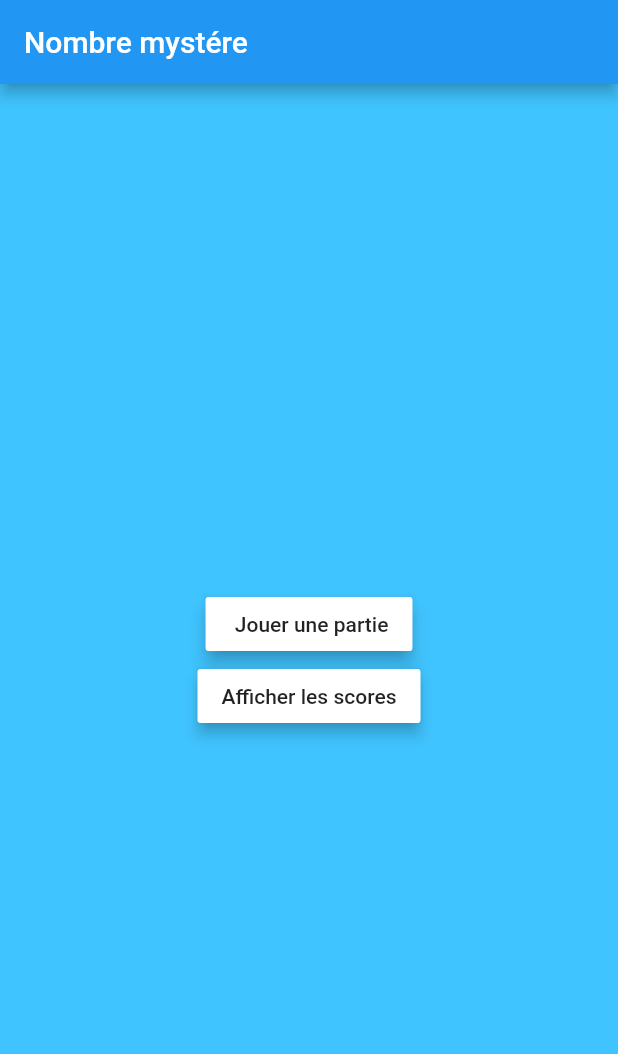
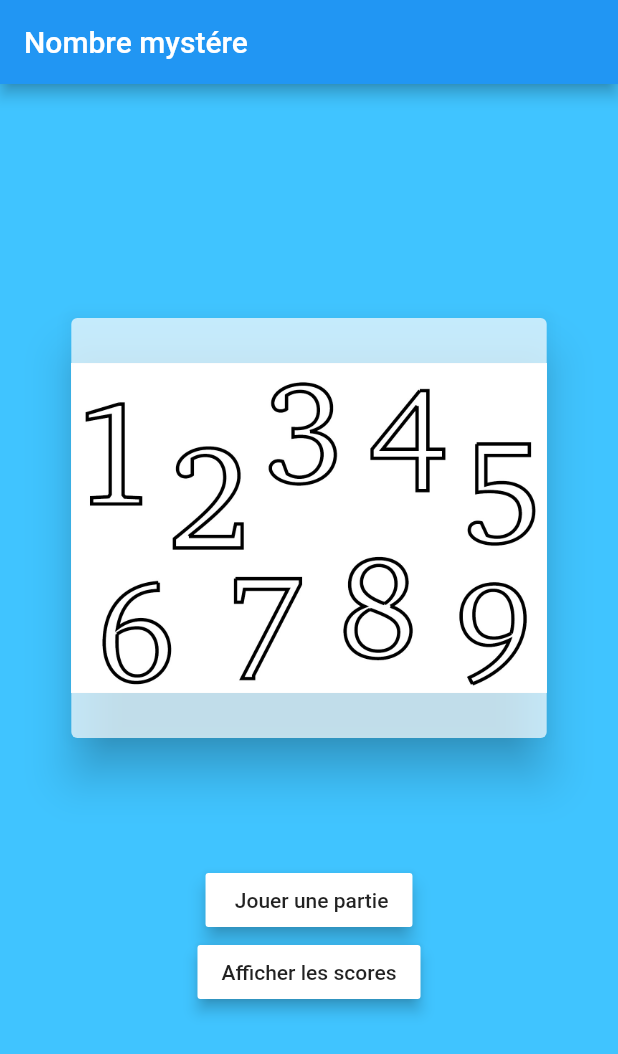
Before and after one commit to yos95/nombre_mystere, a Flutter app: the screen it shows after launch, on a phone screen of 412 x 824 dp. Shown: the top 1054 px of the screen. Run offline on Flutter 3.47's test engine with Material 2 defaults, Android fonts, the phone set to English and light mode, and no system bars; our stand-ins replace shared_preferences, sqflite; accounts and stored records are empty.

Commit message:
add image

```diff
--- a/lib/main.dart
+++ b/lib/main.dart
@@ -85,6 +85,23 @@ class _MyHomePageState extends State<MyHomePage> {
         child: new Column(
           mainAxisAlignment: MainAxisAlignment.center,
           children: <Widget>[
+            new Container(
+              margin: EdgeInsets.only(bottom: 80.0),
+              child: new Center(
+                child: new Card(
+                  elevation: 13.0,
+                  color: Colors.white70,
+                  child: new Container(
+                    width: MediaQuery.of(context).size.width / 1.3,
+                    height: 280.0,
+                    child: new Image.asset(
+                      'assets/Chiffres.jpg',
+                      fit: BoxFit.contain,
+                    ),
+                  ),
+                ),
+              ),
+            ),
             new RaisedButton(
               child: const Text(' Jouer une partie'),
               color: Colors.white,
--- a/pubspec.yaml
+++ b/pubspec.yaml
@@ -37,8 +37,8 @@ flutter:
   # the material Icons class.
   uses-material-design: true
   # To add assets to your application, add an assets section, like this:
-  # assets:
-  #  - images/a_dot_burr.jpeg
+  assets:
+    - assets/
   #  - images/a_dot_ham.jpeg
   # An image asset can refer to one or more resolution-specific "variants", see
   # https://flutter.io/assets-and-images/#resolution-aware.
```
Also changed, not shown: assets/Chiffres.jpg (added).
